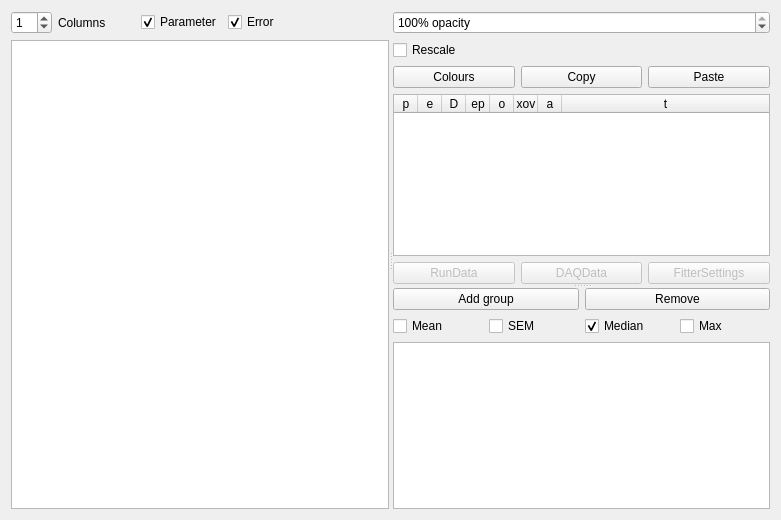
Above: src/gui/parameterfitplotter.ui from CompEphys-team/rtdo before the change. Below: the same form after it.
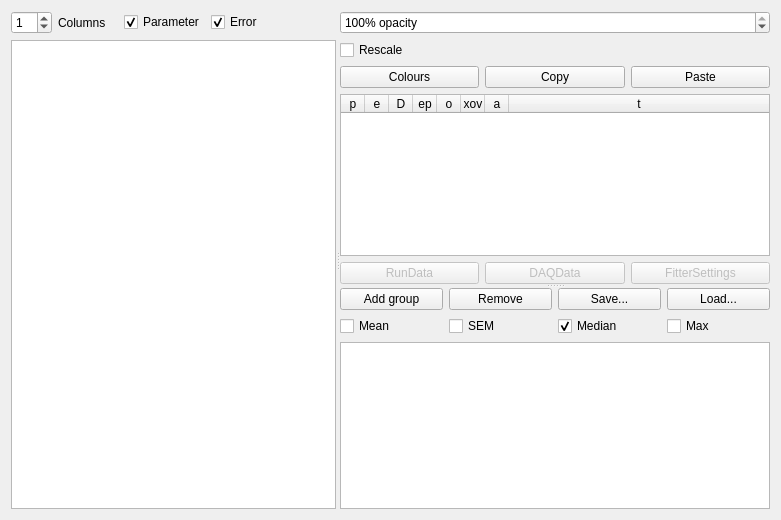
That is the form after the change.

Commit message: Allow saving/loading groups to file in ParameterFitPlotter

What changed in the file:
```diff
--- a/src/gui/parameterfitplotter.ui
+++ b/src/gui/parameterfitplotter.ui
@@ -279,6 +279,16 @@
       </widget>
       <widget class="QWidget" name="widget_2" native="true">
        <layout class="QGridLayout" name="gridLayout_2">
+        <item row="1" column="2">
+         <widget class="QCheckBox" name="median">
+          <property name="text">
+           <string>Median</string>
+          </property>
+          <property name="checked">
+           <bool>true</bool>
+          </property>
+         </widget>
+        </item>
         <item row="2" column="0" colspan="4">
          <widget class="QTableWidget" name="groups">
           <property name="selectionBehavior">
@@ -309,13 +319,6 @@
           <column/>
          </widget>
         </item>
-        <item row="1" column="3">
-         <widget class="QCheckBox" name="max">
-          <property name="text">
-           <string>Max</string>
-          </property>
-         </widget>
-        </item>
         <item row="1" column="0">
          <widget class="QCheckBox" name="mean">
           <property name="text">
@@ -323,20 +326,10 @@
           </property>
          </widget>
         </item>
-        <item row="0" column="2" colspan="2">
-         <widget class="QPushButton" name="delGroup">
+        <item row="1" column="3">
+         <widget class="QCheckBox" name="max">
           <property name="text">
-           <string>Remove</string>
-          </property>
-         </widget>
-        </item>
-        <item row="1" column="2">
-         <widget class="QCheckBox" name="median">
-          <property name="text">
-           <string>Median</string>
-          </property>
-          <property name="checked">
-           <bool>true</bool>
+           <string>Max</string>
           </property>
          </widget>
         </item>
@@ -347,13 +340,34 @@
           </property>
          </widget>
         </item>
-        <item row="0" column="0" colspan="2">
+        <item row="0" column="0">
          <widget class="QPushButton" name="addGroup">
           <property name="text">
            <string>Add group</string>
           </property>
          </widget>
         </item>
+        <item row="0" column="1">
+         <widget class="QPushButton" name="delGroup">
+          <property name="text">
+           <string>Remove</string>
+          </property>
+         </widget>
+        </item>
+        <item row="0" column="2">
+         <widget class="QPushButton" name="saveGroups">
+          <property name="text">
+           <string>Save...</string>
+          </property>
+         </widget>
+        </item>
+        <item row="0" column="3">
+         <widget class="QPushButton" name="loadGroups">
+          <property name="text">
+           <string>Load...</string>
+          </property>
+         </widget>
+        </item>
        </layout>
       </widget>
      </widget>
```
The commit also changes 3 other files.
